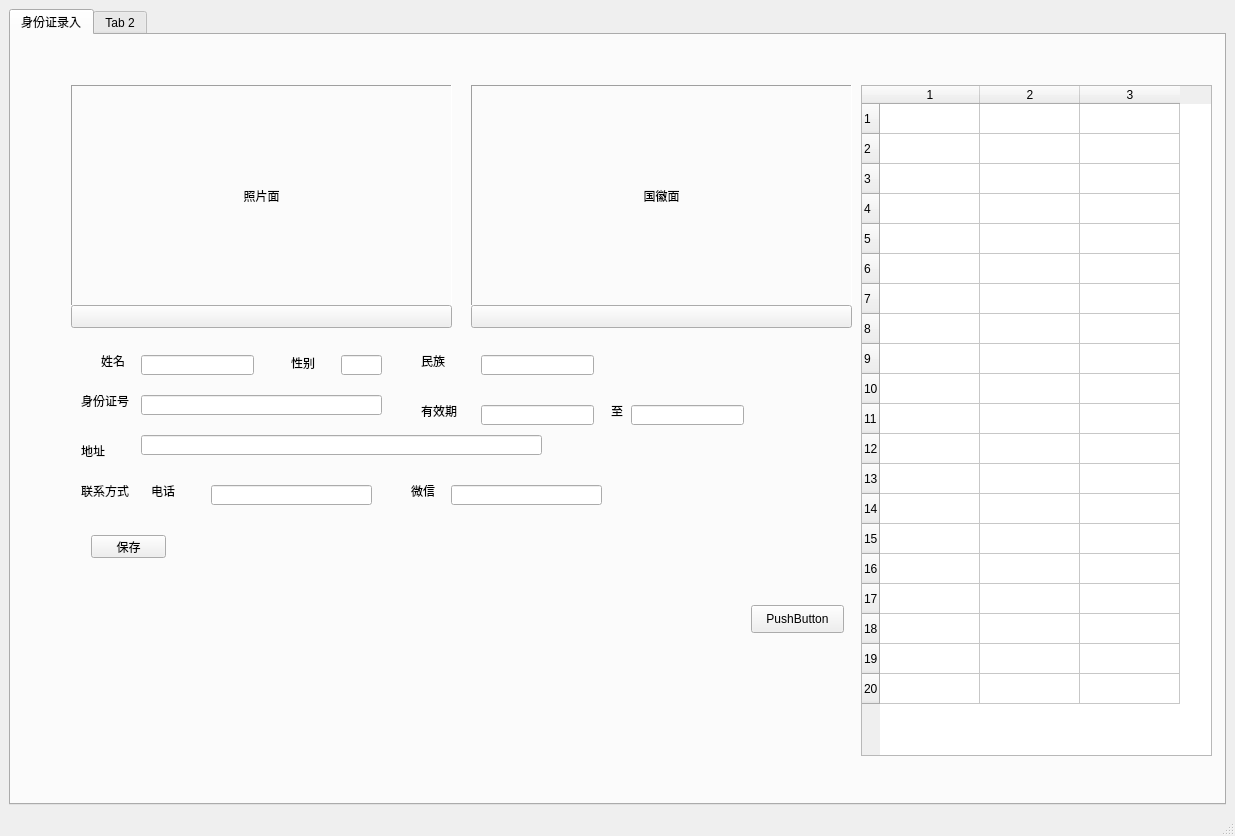
Above: MainWindow.ui from hanwyp/Business_1 before the change. Below: the same form after it.
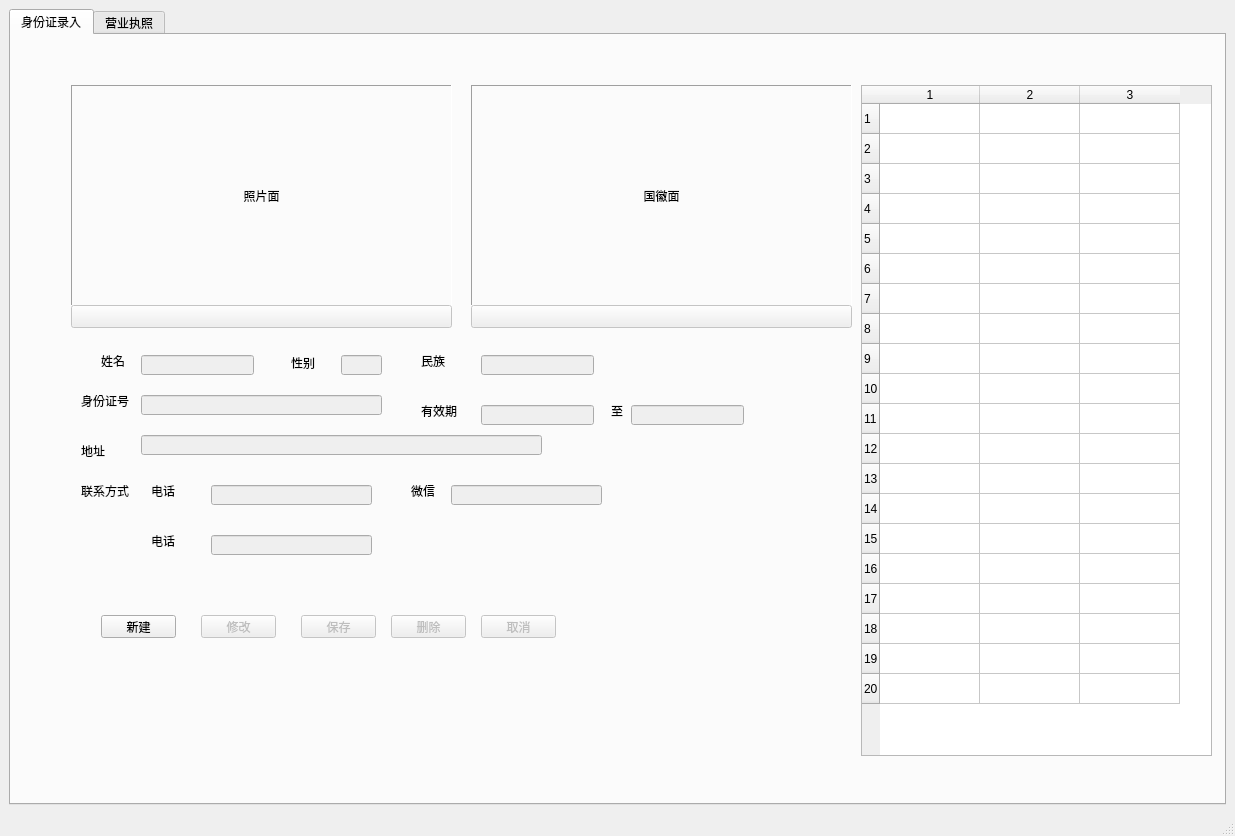
That is the form after the change.

Commit message: 添加修改、删除，电话录入

The edit to the form file:
```diff
--- a/MainWindow.ui
+++ b/MainWindow.ui
@@ -81,6 +81,9 @@
         </property>
        </widget>
        <widget class="QPushButton" name="btnF">
+        <property name="enabled">
+         <bool>false</bool>
+        </property>
         <property name="geometry">
          <rect>
           <x>60</x>
@@ -94,6 +97,9 @@
         </property>
        </widget>
        <widget class="QPushButton" name="btnB">
+        <property name="enabled">
+         <bool>false</bool>
+        </property>
         <property name="geometry">
          <rect>
           <x>460</x>
@@ -120,6 +126,9 @@
         </property>
        </widget>
        <widget class="QLineEdit" name="txt_name">
+        <property name="enabled">
+         <bool>false</bool>
+        </property>
         <property name="geometry">
          <rect>
           <x>130</x>
@@ -143,6 +152,9 @@
         </property>
        </widget>
        <widget class="QLineEdit" name="txt_sex">
+        <property name="enabled">
+         <bool>false</bool>
+        </property>
         <property name="geometry">
          <rect>
           <x>330</x>
@@ -153,6 +165,9 @@
         </property>
        </widget>
        <widget class="QLineEdit" name="txt_id_numer">
+        <property name="enabled">
+         <bool>false</bool>
+        </property>
         <property name="geometry">
          <rect>
           <x>130</x>
@@ -176,6 +191,9 @@
         </property>
        </widget>
        <widget class="QLineEdit" name="txt_address">
+        <property name="enabled">
+         <bool>false</bool>
+        </property>
         <property name="geometry">
          <rect>
           <x>130</x>
@@ -199,6 +217,9 @@
         </property>
        </widget>
        <widget class="QLineEdit" name="txt_nation">
+        <property name="enabled">
+         <bool>false</bool>
+        </property>
         <property name="geometry">
          <rect>
           <x>470</x>
@@ -235,6 +256,9 @@
         </property>
        </widget>
        <widget class="QLineEdit" name="txt_start">
+        <property name="enabled">
+         <bool>false</bool>
+        </property>
         <property name="geometry">
          <rect>
           <x>470</x>
@@ -245,6 +269,9 @@
         </property>
        </widget>
        <widget class="QLineEdit" name="txt_end">
+        <property name="enabled">
+         <bool>false</bool>
+        </property>
         <property name="geometry">
          <rect>
           <x>620</x>
@@ -280,7 +307,10 @@
          <string>联系方式</string>
         </property>
        </widget>
-       <widget class="QLineEdit" name="lineEdit">
+       <widget class="QLineEdit" name="txt_Phone">
+        <property name="enabled">
+         <bool>false</bool>
+        </property>
         <property name="geometry">
          <rect>
           <x>200</x>
@@ -316,7 +346,10 @@
          <string>微信</string>
         </property>
        </widget>
-       <widget class="QLineEdit" name="lineEdit_2">
+       <widget class="QLineEdit" name="txt_wechat">
+        <property name="enabled">
+         <bool>false</bool>
+        </property>
         <property name="geometry">
          <rect>
           <x>440</x>
@@ -327,6 +360,9 @@
         </property>
        </widget>
        <widget class="QTableWidget" name="tableWidget">
+        <property name="enabled">
+         <bool>true</bool>
+        </property>
         <property name="geometry">
          <rect>
           <x>850</x>
@@ -369,10 +405,13 @@
         <column/>
        </widget>
        <widget class="QPushButton" name="btnOK">
+        <property name="enabled">
+         <bool>false</bool>
+        </property>
         <property name="geometry">
          <rect>
-          <x>80</x>
-          <y>500</y>
+          <x>290</x>
+          <y>580</y>
           <width>75</width>
           <height>23</height>
          </rect>
@@ -381,23 +420,97 @@
          <string>保存</string>
         </property>
        </widget>
-       <widget class="QPushButton" name="tabView">
+       <widget class="QPushButton" name="btnNew">
         <property name="geometry">
          <rect>
-          <x>740</x>
-          <y>570</y>
-          <width>93</width>
-          <height>28</height>
+          <x>90</x>
+          <y>580</y>
+          <width>75</width>
+          <height>23</height>
          </rect>
         </property>
         <property name="text">
-         <string>PushButton</string>
+         <string>新建</string>
+        </property>
+       </widget>
+       <widget class="QPushButton" name="btnEdit">
+        <property name="enabled">
+         <bool>false</bool>
+        </property>
+        <property name="geometry">
+         <rect>
+          <x>190</x>
+          <y>580</y>
+          <width>75</width>
+          <height>23</height>
+         </rect>
+        </property>
+        <property name="text">
+         <string>修改</string>
+        </property>
+       </widget>
+       <widget class="QPushButton" name="btnCancel">
+        <property name="enabled">
+         <bool>false</bool>
+        </property>
+        <property name="geometry">
+         <rect>
+          <x>470</x>
+          <y>580</y>
+          <width>75</width>
+          <height>23</height>
+         </rect>
+        </property>
+        <property name="text">
+         <string>取消</string>
+        </property>
+       </widget>
+       <widget class="QPushButton" name="btnDel">
+        <property name="enabled">
+         <bool>false</bool>
+        </property>
+        <property name="geometry">
+         <rect>
+          <x>380</x>
+          <y>580</y>
+          <width>75</width>
+          <height>23</height>
+         </rect>
+        </property>
+        <property name="text">
+         <string>删除</string>
+        </property>
+       </widget>
+       <widget class="QLabel" name="label_11">
+        <property name="geometry">
+         <rect>
+          <x>140</x>
+          <y>500</y>
+          <width>54</width>
+          <height>12</height>
+         </rect>
+        </property>
+        <property name="text">
+         <string>电话</string>
+        </property>
+       </widget>
+       <widget class="QLineEdit" name="txt_check">
+        <property name="enabled">
+         <bool>false</bool>
+        </property>
+        <property name="geometry">
+         <rect>
+          <x>200</x>
+          <y>500</y>
+          <width>161</width>
+          <height>20</height>
+         </rect>
         </property>
        </widget>
       </widget>
       <widget class="QWidget" name="tab_2">
        <attribute name="title">
-        <string>Tab 2</string>
+        <string>营业执照</string>
        </attribute>
       </widget>
      </widget>
@@ -410,7 +523,7 @@
      <x>0</x>
      <y>0</y>
      <width>1235</width>
-     <height>26</height>
+     <height>22</height>
     </rect>
    </property>
   </widget>
```
The commit also changes 7 other files.
